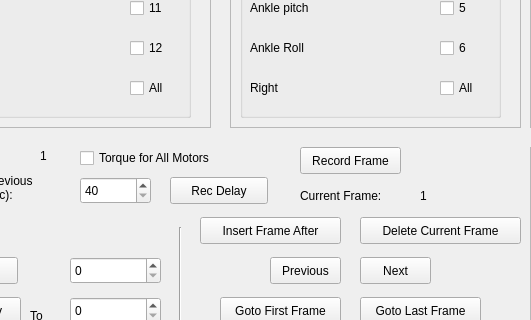
Old version of the form src/UI_zeno_rec.ui in the repository yantrabuddhi/zeno_walk_tool; both pictures show x 90 to 621 and y 233 to 553 of the 1008 by 650 pixel window.
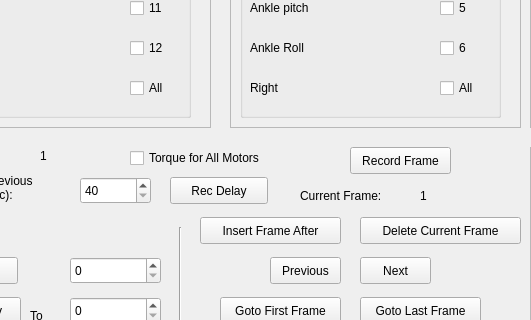
New version of the form.

Commit message: play to be debugged

The edit to the form file:
```diff
--- a/src/UI_zeno_rec.ui
+++ b/src/UI_zeno_rec.ui
@@ -503,7 +503,7 @@
   <widget class="QCheckBox" name="chkAllMotors">
    <property name="geometry">
     <rect>
-     <x>170</x>
+     <x>220</x>
      <y>380</y>
      <width>171</width>
      <height>22</height>
@@ -614,7 +614,7 @@
   <widget class="QPushButton" name="btnRec">
    <property name="geometry">
     <rect>
-     <x>390</x>
+     <x>440</x>
      <y>380</y>
      <width>101</width>
      <height>27</height>
```
The commit also changes 2 other files.
